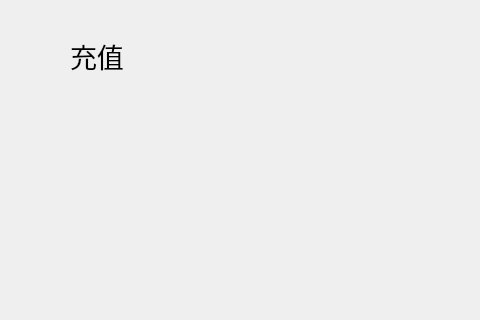
Old version of the form depositpage/DepositPage.ui in the repository HcashOrg/hx-indicator; both pictures show x 0 to 480 and y 0 to 320 of the 770 by 530 pixel window.
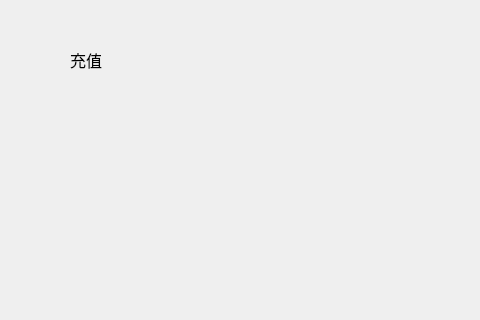
New version of the form.

```diff
--- a/depositpage/DepositPage.ui
+++ b/depositpage/DepositPage.ui
@@ -17,14 +17,14 @@
    <property name="geometry">
     <rect>
      <x>70</x>
-     <y>40</y>
-     <width>61</width>
-     <height>31</height>
+     <y>50</y>
+     <width>70</width>
+     <height>20</height>
     </rect>
    </property>
    <property name="font">
     <font>
-     <pointsize>20</pointsize>
+     <pointsize>12</pointsize>
     </font>
    </property>
    <property name="text">
```
Left out of the diff: 2 changed lines with no effect on the pictures.
